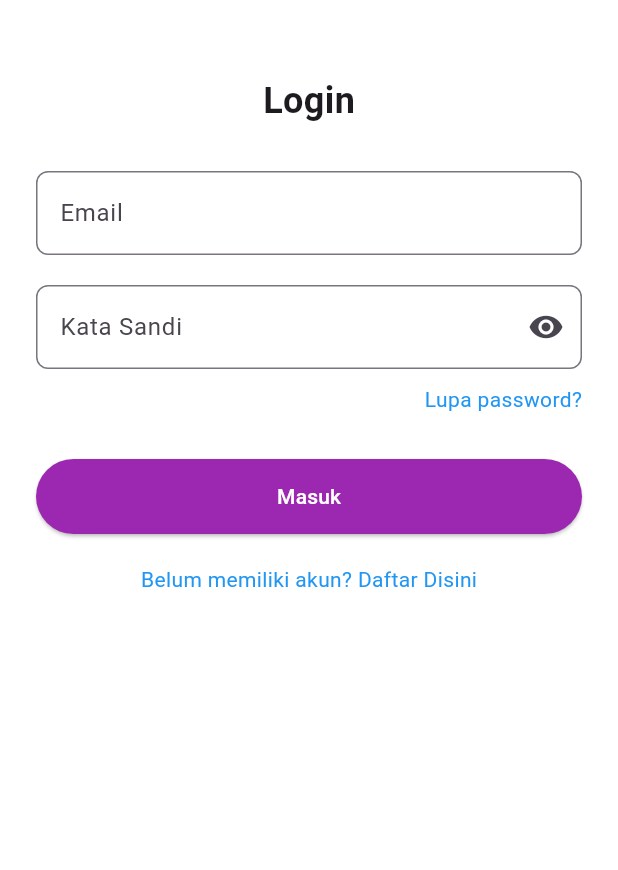
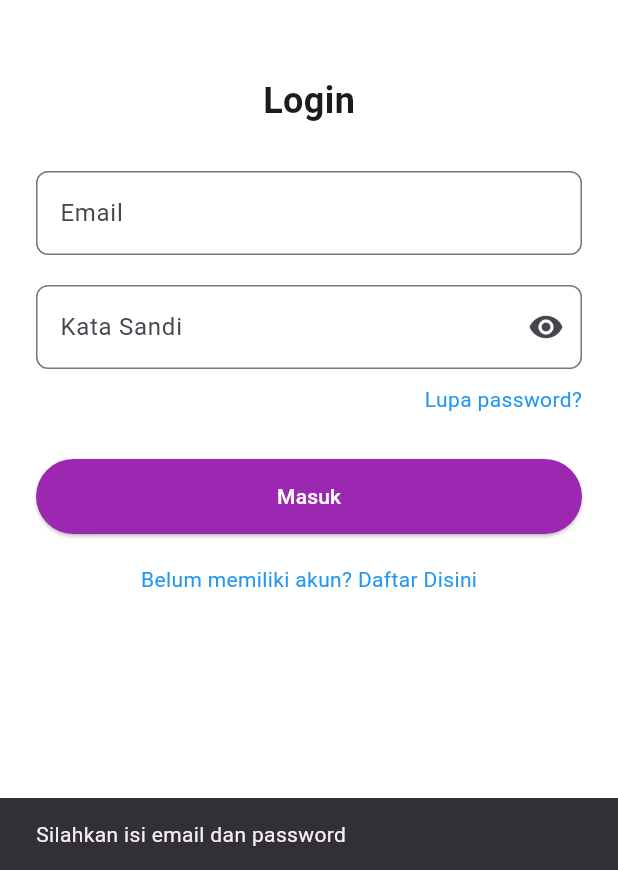
Before and after one commit to asthaadji/SMARTM, a Flutter app: the screen it shows after launch, after a tap on "Masuk", on a phone screen of 412 x 824 dp, the part 366-1236 px from its top. Run offline on Flutter 3.47's test engine with Material 3 defaults, Android fonts, the phone set to English and light mode, and no system bars; our stand-ins replace email_validator, flutter_map, fluttericon, latlong2; network calls fail.

Commit message:
Implement API for login function

```diff
--- a/lib/page/data_display_page.dart
+++ b/lib/page/dashboard_page.dart
@@ -3,10 +3,12 @@
 import 'package:flutter/material.dart';
 import 'package:flutter_map/flutter_map.dart';
 import 'package:latlong2/latlong.dart';
+import 'package:smartm/services/auth/auth_model.dart';
 import 'weather_stuff/weather_screen.dart'; // Ubah impor ini
 
 class DashboardPage extends StatelessWidget {
-  const DashboardPage({Key? key}) : super(key: key);
+  final UserLogin user;
+  const DashboardPage({super.key, required this.user});
 
   @override
   Widget build(BuildContext context) {
--- a/lib/page/user_auth/login_page.dart
+++ b/lib/page/user_auth/login_page.dart
@@ -1,4 +1,7 @@
 import 'package:flutter/material.dart';
+import 'package:smartm/page/dashboard_page.dart';
+import 'package:smartm/page/main_nav_page.dart';
+import 'package:smartm/services/auth/auth_service.dart';
 import 'register_page.dart';
 
 class LoginPage extends StatefulWidget {
@@ -13,6 +16,28 @@ class _LoginPageState extends State<LoginPage> {
   bool _isObscure = true;
   final GlobalKey<ScaffoldMessengerState> scaffoldKey =
       GlobalKey<ScaffoldMessengerState>();
+  final TextEditingController emailController = TextEditingController();
+  final TextEditingController passwordController = TextEditingController();
+  final AuthService _authService = AuthService();
+
+  void _login() async {
+    final email = emailController.text;
+    final password = passwordController.text;
+
+    try {
+      if (email.isEmpty || password.isEmpty) {
+        throw ('Silahkan isi email dan password');
+      }
+
+      final user = await _authService.login(email, password);
+      Navigator.of(context).pushAndRemoveUntil(
+          MaterialPageRoute(builder: (context) => MainNavPage(user: user)),
+          (route) => false);
+    } catch (e) {
+      scaffoldKey.currentState
+          ?.showSnackBar(SnackBar(content: Text(e.toString())));
+    }
+  }
 
   @override
   Widget build(BuildContext context) {
@@ -32,15 +57,16 @@ class _LoginPageState extends State<LoginPage> {
                   height: 50.0,
                 ),
                 SizedBox(height: 50.0),
-                Text(
+                const Text(
                   'Login',
                   style: TextStyle(
                     fontSize: 24.0,
                     fontWeight: FontWeight.bold,
                   ),
                 ),
-                SizedBox(height: 30.0),
+                const SizedBox(height: 30.0),
                 TextField(
+                  controller: emailController,
                   decoration: InputDecoration(
                     border: OutlineInputBorder(
                       borderRadius: BorderRadius.circular(8.0),
@@ -48,8 +74,9 @@ class _LoginPageState extends State<LoginPage> {
                     labelText: 'Email',
                   ),
                 ),
-                SizedBox(height: 20.0),
+                const SizedBox(height: 20.0),
                 TextField(
+                  controller: passwordController,
                   obscureText: _isObscure,
                   decoration: InputDecoration(
                     border: OutlineInputBorder(
@@ -77,21 +104,21 @@ class _LoginPageState extends State<LoginPage> {
                     ),
                   ),
                 ),
-                SizedBox(height: 30.0),
+                const SizedBox(height: 30.0),
                 ElevatedButton(
                   onPressed: () {
-                    // Handle login
+                    _login();
                   },
                   style: ElevatedButton.styleFrom(
-                    primary: Colors.purple, // Background color
+                    backgroundColor: Colors.purple, // Background color
                     minimumSize: Size(double.infinity, 50), // Full width button
                   ),
-                  child: Text(
+                  child: const Text(
                     'Masuk',
                     style: TextStyle(color: Colors.white),
                   ),
                 ),
-                SizedBox(height: 20.0),
+                const SizedBox(height: 20.0),
                 GestureDetector(
                   onTap: () {
                     // Handle sign up
@@ -101,7 +128,7 @@ class _LoginPageState extends State<LoginPage> {
                           builder: (context) => RegistrationPage()),
                     );
                   },
-                  child: Text(
+                  child: const Text(
                     'Belum memiliki akun? Daftar Disini',
                     style: TextStyle(
                       color: Colors.blue,
--- a/lib/services/auth/auth_model.dart
+++ b/lib/services/auth/auth_model.dart
@@ -1,11 +1,39 @@
-class User {
+class UserLogin {
+  final String email;
+  final String name;
+  final String token;
+
+  UserLogin({
+    required this.email,
+    required this.name,
+    required this.token,
+  });
+
+  factory UserLogin.fromJson(Map<String, dynamic> json) {
+    return UserLogin(
+      email: json['email'],
+      name: json['name'],
+      token: json['token'],
+    );
+  }
+
+  Map<String, dynamic> toJson() {
+    return {
+      'email': email,
+      'name': name,
+      'token': token,
+    };
+  }
+}
+
+class UserReg {
   final String name;
   final String email;
 
-  User({required this.name, required this.email});
+  UserReg({required this.name, required this.email});
 
-  factory User.fromJson(Map<String, dynamic> json) {
-    return User(
+  factory UserReg.fromJson(Map<String, dynamic> json) {
+    return UserReg(
       email: json['email'],
       name: json['name'],
     );
```
Also changed, not shown: lib/page/main_nav_page.dart (+9 -5 lines), lib/services/auth/auth_service.dart (+28 -2 lines).
